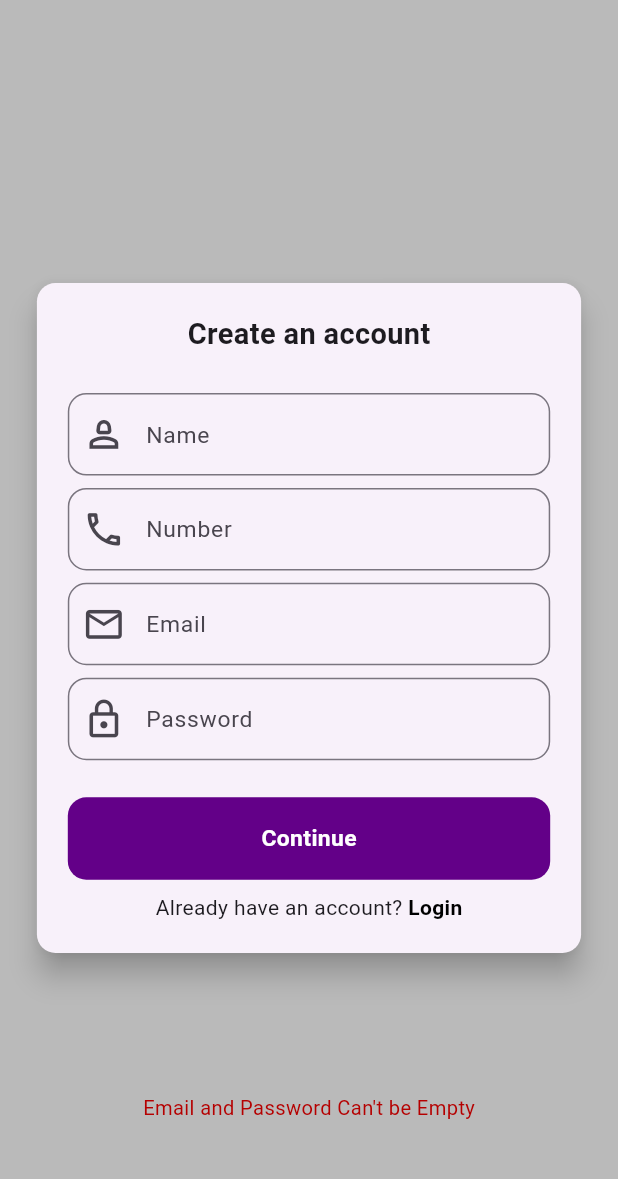
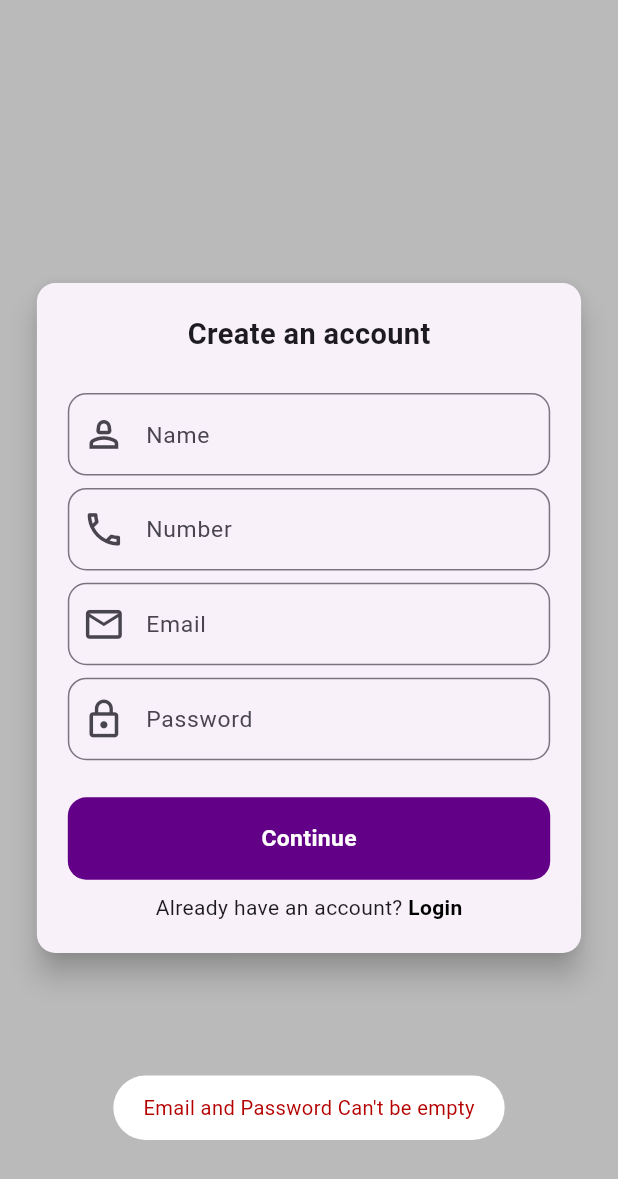
Before and after one commit to fahis7808/to_do_list, a Flutter app: the RegistrationPage screen opened by its route, after a tap on "Continue", on a phone screen of 412 x 824 dp. Shown: the top 1179 px of the screen. Run offline on Flutter 3.47's test engine with Material 3 defaults, Android fonts, the phone set to English and light mode, and no system bars; our stand-ins replace cloud_firestore, firebase_auth, firebase_core, fluttertoast, responsive_sizer, share_plus; accounts and stored records are empty.

```diff
--- a/lib/view_models/auth_provider.dart
+++ b/lib/view_models/auth_provider.dart
@@ -36,6 +36,8 @@ class AuthenticationProvider extends ChangeNotifier {
           return "No user found with this email.";
         } else if (e.code == "invalid-email") {
           return "Invalid email address.";
+        } else if (e.code == "invalid-credential") {
+          return "Invalid email address or password";
         } else {
           return e.message ?? "Login failed.";
         }
--- a/lib/views/authentication/registration_screen.dart
+++ b/lib/views/authentication/registration_screen.dart
@@ -81,14 +81,23 @@ class RegistrationPage extends StatelessWidget {
                   CustomButton(
                     txt: "Continue",
                     onPressed: () async {
+                      if (provider.userModel.email != null &&
+                          provider.password != "") {
                         provider.createAccount().then((val) {
                           if (val == "success") {
-                          CustomToast().successToast("Registered Successfully!");
+                            CustomToast().successToast(
+                              "Registered Successfully!",
+                            );
                             Navigator.of(context).pushReplacementNamed("/home");
                           } else {
                             CustomToast().errorToast(val);
                           }
                         });
+                      } else {
+                        CustomToast().errorToast(
+                          "Email and Password Can't be empty",
+                        );
+                      }
                     },
                   ),
                   SizedBox(height: 1.h),
--- a/lib/widget/custom_toust.dart
+++ b/lib/widget/custom_toust.dart
@@ -9,7 +9,7 @@ class CustomToast {
       fontSize: 15.sp,
       toastLength: Toast.LENGTH_LONG,
       gravity: ToastGravity.BOTTOM,
-      backgroundColor: AppColor.bgClr,
+      backgroundColor: AppColor.white,
       textColor: AppColor.error,
     );
   }
```
Lines whose indentation alone changed are shown as unchanged.
